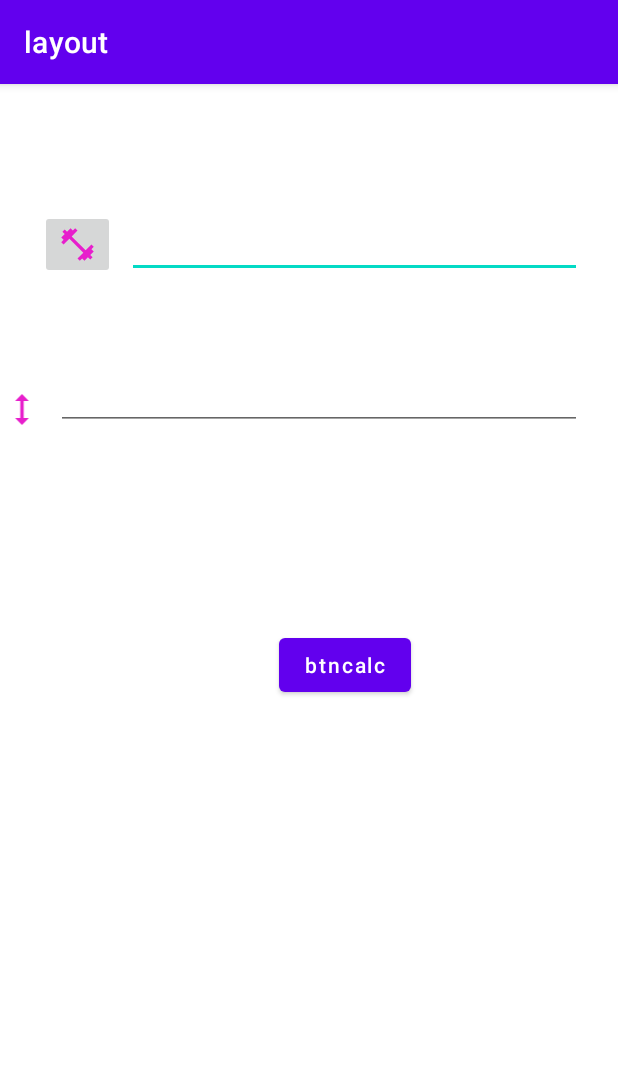
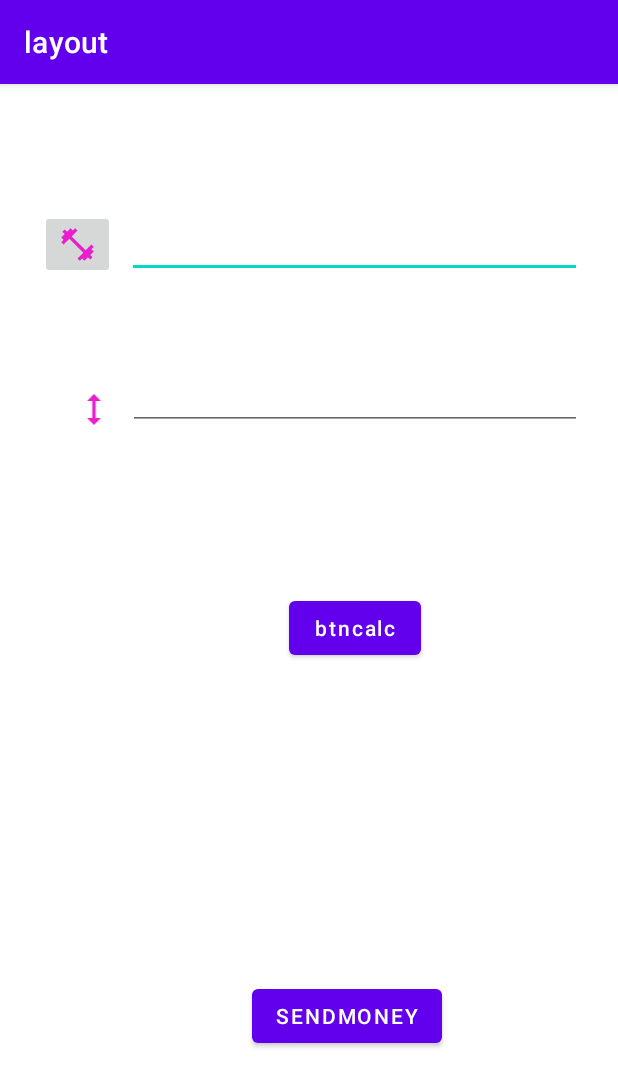
Before and after one commit to hilda1737/BMI-calc, an Android app: the bmicalculatoractivity screen opened directly, with no data from a screen before it, on a phone screen of 412 x 824 dp. Shown: the top 1087 px of the screen. Run offline under Robolectric (Android 15) with nearby library versions, the phone set to English and light mode, and no system bars.

Commit message:
first commit

```diff
--- a/app/src/main/AndroidManifest.xml
+++ b/app/src/main/AndroidManifest.xml
@@ -9,6 +9,12 @@
         android:roundIcon="@mipmap/ic_launcher_round"
         android:supportsRtl="true"
         android:theme="@style/Theme.Layout">
+        <activity
+            android:name=".SendMoneyActivity"
+            android:exported="false" />
+        <activity
+            android:name=".MainActivitysend"
+            android:exported="false" />
         <activity
             android:name=".bmicalculatoractivity"
             android:exported="false" />
--- a/app/src/main/java/com/example/layout/bmicalculatoractivity.kt
+++ b/app/src/main/java/com/example/layout/bmicalculatoractivity.kt
@@ -1,11 +1,20 @@
 package com.example.layout
 
+import android.app.Activity
+import android.content.Intent
 import androidx.appcompat.app.AppCompatActivity
 import android.os.Bundle
+import android.widget.Button
 
 class bmicalculatoractivity : AppCompatActivity() {
+    lateinit var btnsendmoney: Button
     override fun onCreate(savedInstanceState: Bundle?) {
         super.onCreate(savedInstanceState)
         setContentView(R.layout.activity_bmicalculatoractivity)
+        btnsendmoney= findViewById(R.id.btnsendmoney)
+        btnsendmoney.setOnClickListener {
+       val intent=Intent(this,SendMoneyActivity::class.java)
+            startActivity(intent)
+        }
     }
 }
--- /dev/null
+++ b/app/src/main/res/drawable/ic_baseline_attach_money_24.xml
@@ -0,0 +1,5 @@
+<vector android:height="24dp" android:tint="#050505"
+    android:viewportHeight="24" android:viewportWidth="24"
+    android:width="24dp" xmlns:android="http://schemas.android.com/apk/res/android">
+    <path android:fillColor="@android:color/white" android:pathData="M11.8,10.9c-2.27,-0.59 -3,-1.2 -3,-2.15 0,-1.09 1.01,-1.85 2.7,-1.85 1.78,0 2.44,0.85 2.5,2.1h2.21c-0.07,-1.72 -1.12,-3.3 -3.21,-3.81V3h-3v2.16c-1.94,0.42 -3.5,1.68 -3.5,3.61 0,2.31 1.91,3.46 4.7,4.13 2.5,0.6 3,1.48 3,2.41 0,0.69 -0.49,1.79 -2.7,1.79 -2.06,0 -2.87,-0.92 -2.98,-2.1h-2.2c0.12,2.19 1.76,3.42 3.68,3.83V21h3v-2.15c1.95,-0.37 3.5,-1.5 3.5,-3.55 0,-2.84 -2.43,-3.81 -4.7,-4.4z"/>
+</vector>
--- /dev/null
+++ b/app/src/main/res/drawable/ic_baseline_fiber_pin_24.xml
@@ -0,0 +1,5 @@
+<vector android:height="24dp" android:tint="#090808"
+    android:viewportHeight="24" android:viewportWidth="24"
+    android:width="24dp" xmlns:android="http://schemas.android.com/apk/res/android">
+    <path android:fillColor="@android:color/white" android:pathData="M5.5,10.5h2v1h-2zM20,4L4,4c-1.11,0 -1.99,0.89 -1.99,2L2,18c0,1.11 0.89,2 2,2h16c1.11,0 2,-0.89 2,-2L22,6c0,-1.11 -0.89,-2 -2,-2zM9,11.5c0,0.85 -0.65,1.5 -1.5,1.5h-2v2L4,15L4,9h3.5c0.85,0 1.5,0.65 1.5,1.5v1zM12.5,15L11,15L11,9h1.5v6zM20,15h-1.2l-2.55,-3.5L16.25,15L15,15L15,9h1.25l2.5,3.5L18.75,9L20,9v6z"/>
+</vector>
--- /dev/null
+++ b/app/src/main/res/drawable/ic_baseline_local_phone_24.xml
@@ -0,0 +1,5 @@
+<vector android:height="24dp" android:tint="#070707"
+    android:viewportHeight="24" android:viewportWidth="24"
+    android:width="24dp" xmlns:android="http://schemas.android.com/apk/res/android">
+    <path android:fillColor="@android:color/white" android:pathData="M6.62,10.79c1.44,2.83 3.76,5.14 6.59,6.59l2.2,-2.2c0.27,-0.27 0.67,-0.36 1.02,-0.24 1.12,0.37 2.33,0.57 3.57,0.57 0.55,0 1,0.45 1,1V20c0,0.55 -0.45,1 -1,1 -9.39,0 -17,-7.61 -17,-17 0,-0.55 0.45,-1 1,-1h3.5c0.55,0 1,0.45 1,1 0,1.25 0.2,2.45 0.57,3.57 0.11,0.35 0.03,0.74 -0.25,1.02l-2.2,2.2z"/>
+</vector>
--- a/app/src/main/res/layout/activity_bmicalculatoractivity.xml
+++ b/app/src/main/res/layout/activity_bmicalculatoractivity.xml
@@ -38,11 +38,12 @@
         android:id="@+id/imgheigt"
         android:layout_width="29dp"
         android:layout_height="27dp"
+        android:layout_marginStart="48dp"
         app:layout_constraintBottom_toBottomOf="@+id/Etheight"
+        app:layout_constraintStart_toStartOf="parent"
         app:layout_constraintTop_toTopOf="@+id/Etheight"
         app:layout_constraintVertical_bias="1.0"
-        app:srcCompat="@drawable/ic_baseline_height_24"
-        tools:layout_editor_absoluteX="40dp" />
+        app:srcCompat="@drawable/ic_baseline_height_24" />
 
     <EditText
         android:id="@+id/Etheight"
@@ -62,23 +63,34 @@
         android:id="@+id/btncalc"
         android:layout_width="wrap_content"
         android:layout_height="wrap_content"
+        android:layout_marginTop="108dp"
         android:text="btncalc"
         android:textAllCaps="false"
-        app:layout_constraintBottom_toBottomOf="parent"
         app:layout_constraintEnd_toEndOf="parent"
-        app:layout_constraintHorizontal_bias="0.575"
+        app:layout_constraintHorizontal_bias="0.594"
         app:layout_constraintStart_toStartOf="parent"
-        app:layout_constraintTop_toBottomOf="@+id/Etheight"
-        app:layout_constraintVertical_bias="0.271" />
+        app:layout_constraintTop_toBottomOf="@+id/Etheight" />
 
     <TextView
         android:id="@+id/tvresult"
         android:layout_width="0dp"
         android:layout_height="wrap_content"
-        android:layout_marginTop="56dp"
+        android:layout_marginTop="224dp"
         app:layout_constraintEnd_toEndOf="parent"
         app:layout_constraintHorizontal_bias="1.0"
         app:layout_constraintStart_toStartOf="parent"
         app:layout_constraintTop_toBottomOf="@+id/btncalc" />
 
-</androidx.constraintlayout.widget.ConstraintLayout>
+    <Button
+        android:id="@+id/btnsendmoney"
+        android:layout_width="wrap_content"
+        android:layout_height="wrap_content"
+        android:layout_marginTop="88dp"
+        android:text="sendmoney"
+        app:layout_constraintBottom_toBottomOf="parent"
+        app:layout_constraintEnd_toEndOf="parent"
+        app:layout_constraintHorizontal_bias="0.588"
+        app:layout_constraintStart_toStartOf="parent"
+        app:layout_constraintTop_toBottomOf="@+id/btncalc" />
+
+</androidx.constraintlayout.widget.ConstraintLayout >
```
Also changed, not shown: app/src/main/java/com/example/layout/MainActivity.kt (+6 -1 lines), app/src/main/java/com/example/layout/SendMoneyActivity.kt (added, +11 -0 lines), app/src/main/res/layout/activity_send_money.xml (added, +108 -0 lines).
